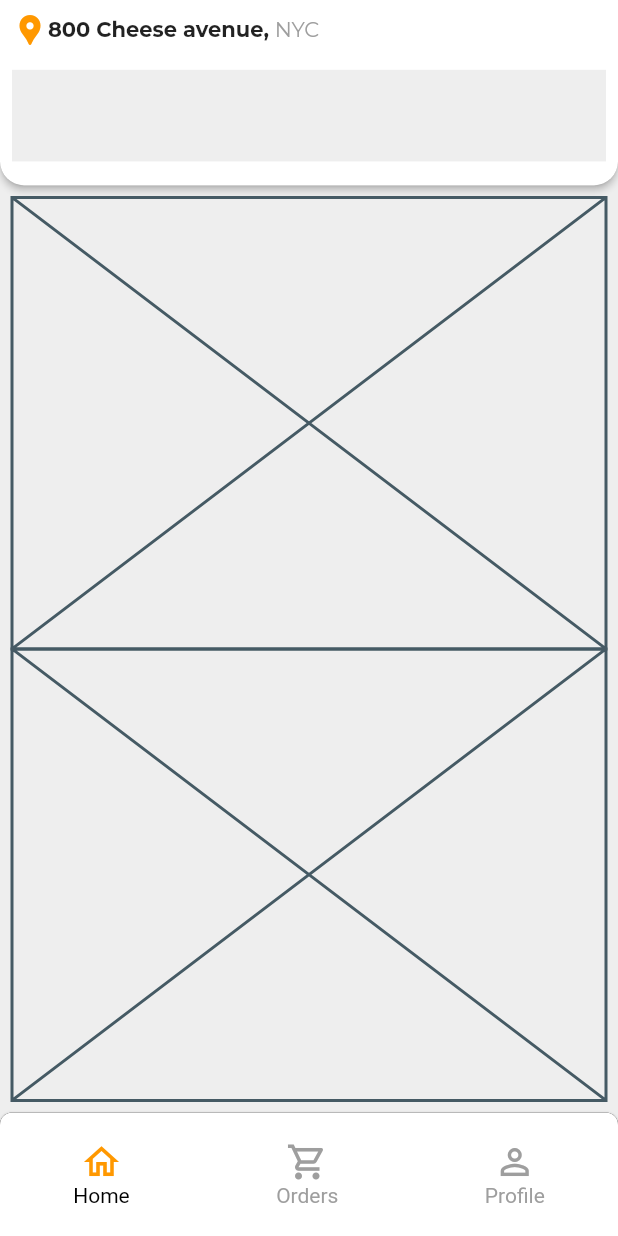
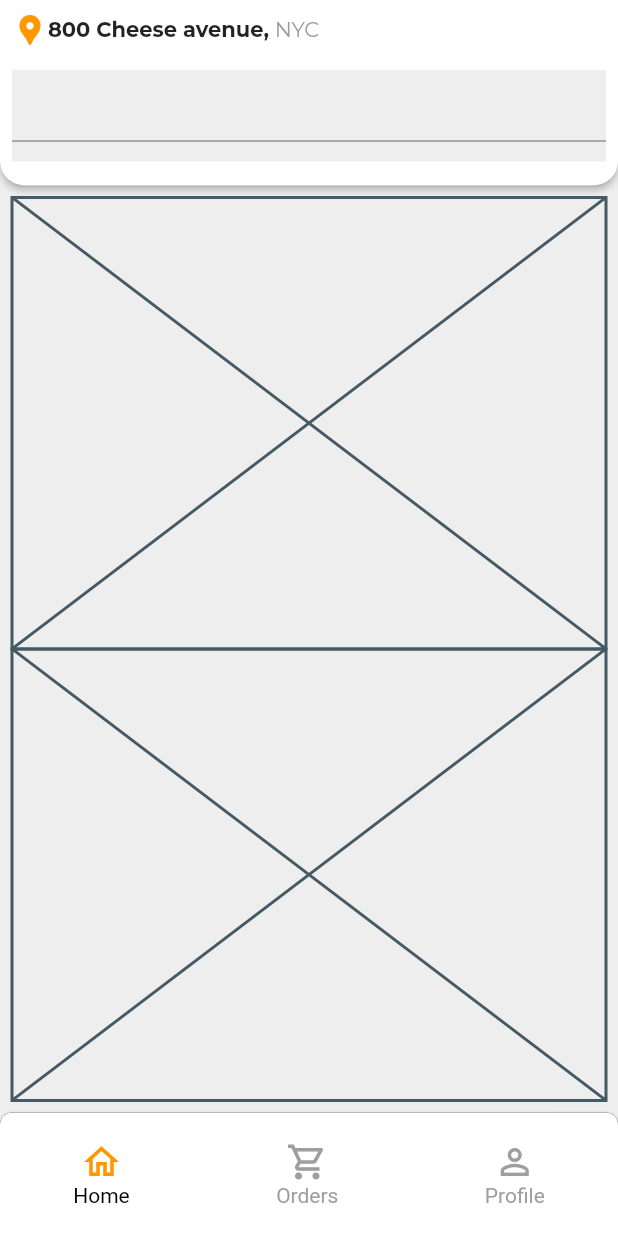
Before and after one commit to JAICHANGPARK/flutter_notebook_11th_story, a Flutter app: the screen it shows after launch, on a phone screen of 412 x 824 dp. Run offline on Flutter 3.47's test engine with Material 2 defaults, Android fonts, the phone set to English and light mode, and no system bars; our stand-ins replace backdrop, badges, flutter_inner_drawer, flutter_slidable, flutter_swiper, google_fonts.

Commit message:
Update food_home_page.dart

```diff
--- a/lib/ep744_food_app/ui/food_home_page.dart
+++ b/lib/ep744_food_app/ui/food_home_page.dart
@@ -69,6 +69,9 @@ class _FoodHomePageState extends State<FoodHomePage> {
                             margin: EdgeInsets.all(8),
                             decoration: BoxDecoration(
                               color: Colors.grey[200],
+                            ),
+                            child: TextField(
+                              decoration: InputDecoration(),
                             ),
                           ),
                         ),
```
